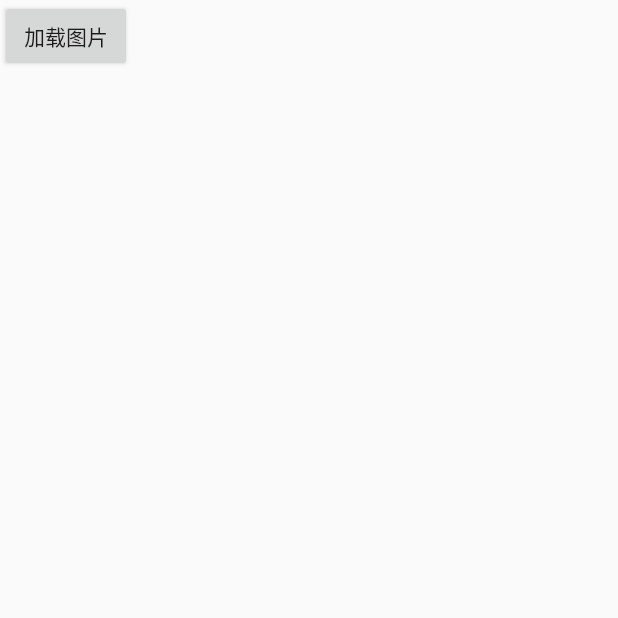
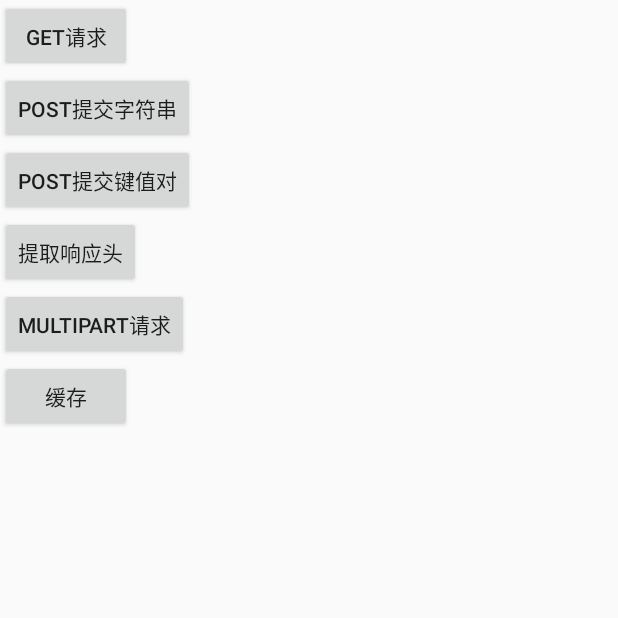
Before and after one commit to SmallLee/MagicBook, an Android app: the screen it shows after launch (GlideActivity before the commit, OkhttpActivity after it), on a phone screen of 412 x 824 dp, the top half of it. Run offline under Robolectric (Android 15) with nearby library versions, the phone set to English and light mode, and no system bars; our stand-ins replace EventBus.

Commit message:
okhttp使用

```diff
--- /dev/null
+++ b/app/src/main/res/layout/activity_okhttp.xml
@@ -0,0 +1,47 @@
+<?xml version="1.0" encoding="utf-8"?>
+<LinearLayout xmlns:android="http://schemas.android.com/apk/res/android"
+    xmlns:app="http://schemas.android.com/apk/res-auto"
+    xmlns:tools="http://schemas.android.com/tools"
+    android:layout_width="match_parent"
+    android:layout_height="match_parent"
+    tools:context=".activity.OkhttpActivity"
+    android:orientation="vertical"
+    >
+    <Button
+        android:layout_width="wrap_content"
+        android:layout_height="wrap_content"
+        android:onClick="get"
+        android:text="Get请求"
+        />
+    <Button
+        android:layout_width="wrap_content"
+        android:layout_height="wrap_content"
+        android:onClick="postStr"
+        android:text="Post提交字符串"
+        />
+    <Button
+        android:layout_width="wrap_content"
+        android:layout_height="wrap_content"
+        android:onClick="postKeyValue"
+        android:text="Post提交键值对"
+        />
+    <Button
+        android:layout_width="wrap_content"
+        android:layout_height="wrap_content"
+        android:onClick="getHeader"
+        android:text="提取响应头"
+        />
+    <Button
+        android:layout_width="wrap_content"
+        android:layout_height="wrap_content"
+        android:onClick="multipart"
+        android:text="multipart请求"
+        />
+    <Button
+        android:layout_width="wrap_content"
+        android:layout_height="wrap_content"
+        android:onClick="cache"
+        android:text="缓存"
+        />
+
+</LinearLayout>
```
Also changed, not shown: app/build.gradle (+5 -3 lines), app/src/main/AndroidManifest.xml (+12 -7 lines), app/src/main/java/com/example/smalllee/myapplication/activity/GlideActivity.java (+10 -11 lines), app/src/main/java/com/example/smalllee/myapplication/activity/OkhttpActivity.java (added, +162 -0 lines), app/src/main/java/com/example/smalllee/myapplication/activity/VolleyActivity.java (added, +39 -0 lines).
